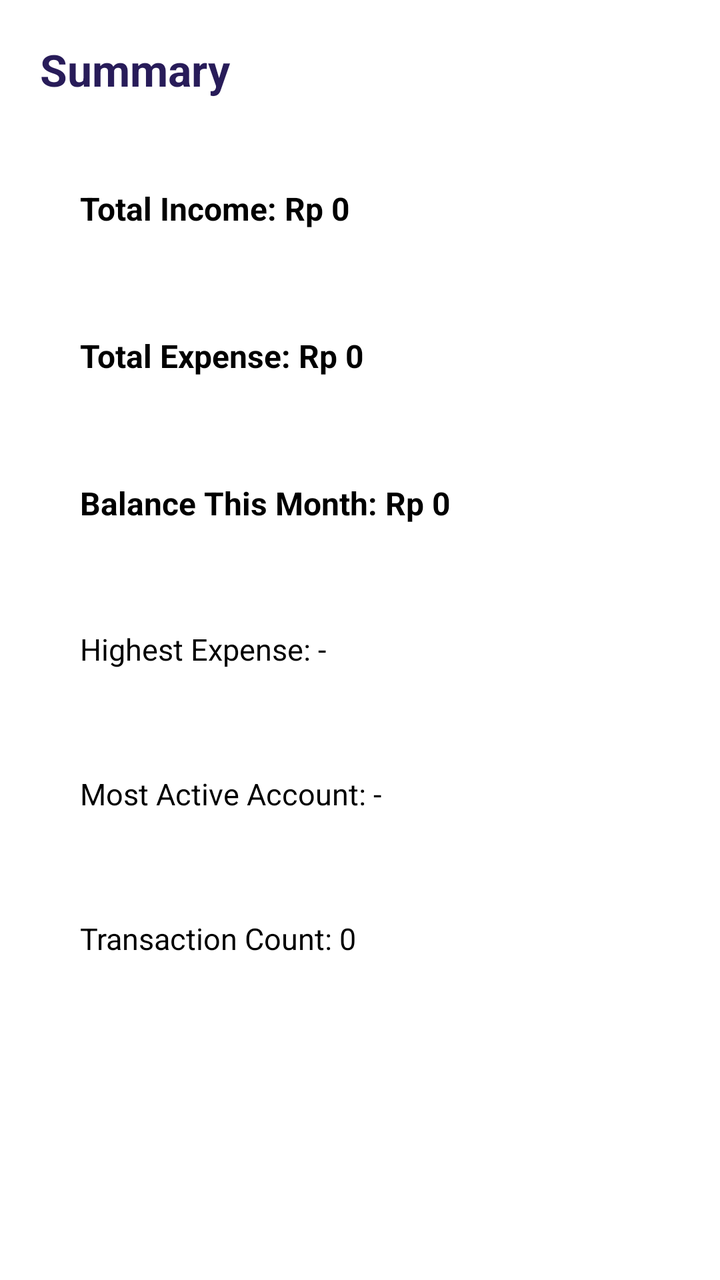
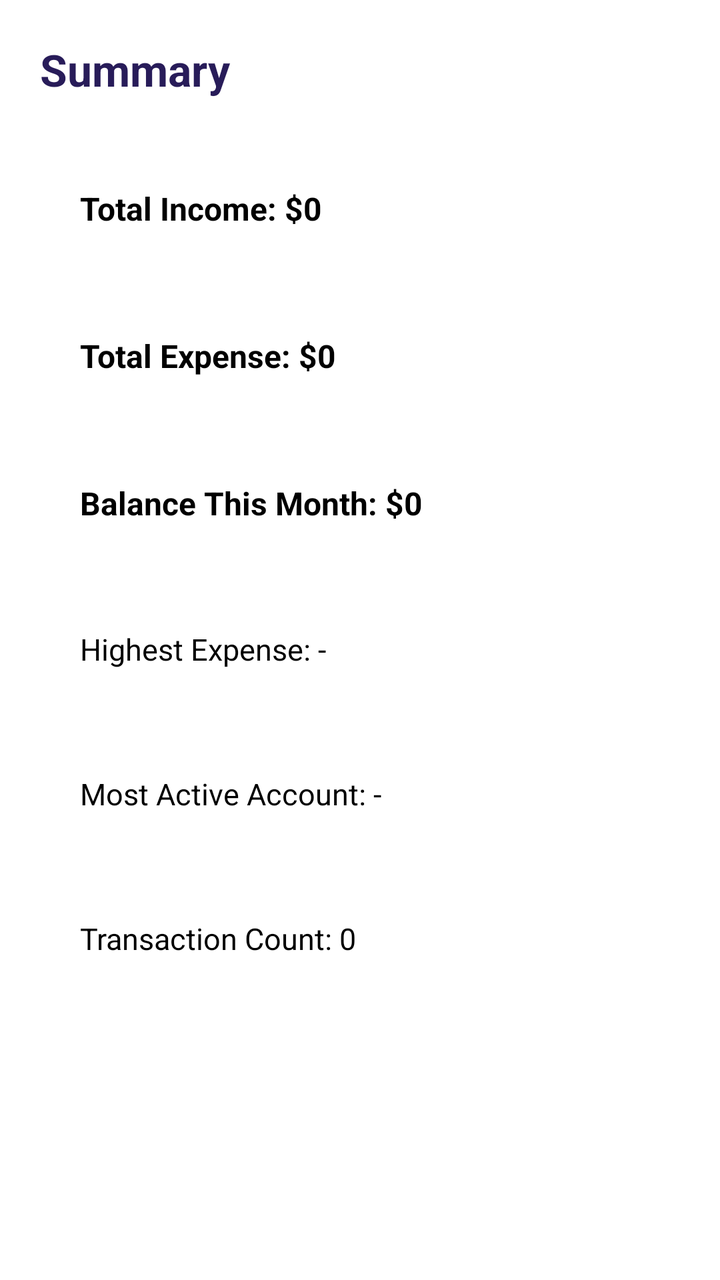

Compare the two renders of this Android layout. The source of the first and the diff that turns it into the second are given below.
<!-- AndroidManifest.xml: application theme Theme.ExpenseManager -->
<!-- res/layout/fragment_summary.xml -->
<?xml version="1.0" encoding="utf-8"?>
<ScrollView xmlns:android="http://schemas.android.com/apk/res/android"
    xmlns:app="http://schemas.android.com/apk/res-auto"
    android:layout_width="match_parent"
    android:layout_height="match_parent"
    android:background="@color/white">

    <LinearLayout
        android:layout_width="match_parent"
        android:layout_height="wrap_content"
        android:orientation="vertical"
        android:padding="20dp">

        <TextView
            android:layout_width="match_parent"
            android:layout_height="wrap_content"
            android:text="Summary"
            android:textSize="22sp"
            android:textStyle="bold"
            android:textColor="@color/blue"
            android:layout_marginBottom="24dp" />

        
        <androidx.cardview.widget.CardView
            android:layout_width="match_parent"
            android:layout_height="wrap_content"
            android:layout_marginBottom="12dp"
            app:cardCornerRadius="8dp"
            app:cardElevation="0dp">
            <TextView
                android:id="@+id/summaryIncome"
                android:layout_width="match_parent"
                android:layout_height="wrap_content"
                android:text="Total Income: Rp 0"
                android:textSize="16sp"
                android:textStyle="bold"
                android:textColor="#000"
                android:padding="20dp" />
        </androidx.cardview.widget.CardView>

        
        <androidx.cardview.widget.CardView
            android:layout_width="match_parent"
            android:layout_height="wrap_content"
            android:layout_marginBottom="12dp"
            app:cardCornerRadius="8dp"
            app:cardElevation="0dp">
            <TextView
                android:id="@+id/summaryExpense"
                android:layout_width="match_parent"
                android:layout_height="wrap_content"
                android:text="Total Expense: Rp 0"
                android:textSize="16sp"
                android:textStyle="bold"
                android:textColor="#000"
                android:padding="20dp" />
        </androidx.cardview.widget.CardView>

        
        <androidx.cardview.widget.CardView
            android:layout_width="match_parent"
            android:layout_height="wrap_content"
            android:layout_marginBottom="12dp"
            app:cardCornerRadius="8dp"
            app:cardElevation="0dp">
            <TextView
                android:id="@+id/summaryBalance"
                android:layout_width="match_parent"
                android:layout_height="wrap_content"
                android:text="Balance This Month: Rp 0"
                android:textSize="16sp"
                android:textStyle="bold"
                android:textColor="@color/black"
                android:padding="20dp" />
        </androidx.cardview.widget.CardView>

        
        <androidx.cardview.widget.CardView
            android:layout_width="match_parent"
            android:layout_height="wrap_content"
            android:layout_marginBottom="12dp"
            app:cardCornerRadius="8dp"
            app:cardElevation="0dp">
            <TextView
                android:id="@+id/summaryTopCategory"
                android:layout_width="match_parent"
                android:layout_height="wrap_content"
                android:text="Highest Expense: -"
                android:textSize="15sp"
                android:textColor="@color/black"
                android:padding="20dp" />
        </androidx.cardview.widget.CardView>

        
        <androidx.cardview.widget.CardView
            android:layout_width="match_parent"
            android:layout_height="wrap_content"
            android:layout_marginBottom="12dp"
            app:cardCornerRadius="8dp"
            app:cardElevation="0dp">
            <TextView
                android:id="@+id/summaryTopAccount"
                android:layout_width="match_parent"
                android:layout_height="wrap_content"
                android:text="Most Active Account: -"
                android:textSize="15sp"
                android:textColor="@color/black"
                android:padding="20dp" />
        </androidx.cardview.widget.CardView>

        
        <androidx.cardview.widget.CardView
            android:layout_width="match_parent"
            android:layout_height="wrap_content"
            app:cardCornerRadius="8dp"
            app:cardElevation="0dp">
            <TextView
                android:id="@+id/summaryTxCount"
                android:layout_width="match_parent"
                android:layout_height="wrap_content"
                android:text="Transaction Count: 0"
                android:textSize="15sp"
                android:textColor="@color/black"
                android:padding="20dp" />
        </androidx.cardview.widget.CardView>

    </LinearLayout>
</ScrollView>
<!-- resources referenced by this layout -->
<resources>
  <color name="black">#FF000000</color>
  <color name="blue">#281C59</color>
  <color name="white">#FFFFFFFF</color>
  <style name="Theme.ExpenseManager" parent="Base.Theme.ExpenseManager" />
  <style name="Base.Theme.ExpenseManager" parent="Theme.Material3.DayNight.NoActionBar">
          
          
          <item name="colorPrimary">@color/blue</item>
      </style>
</resources>

<!-- the commit's change to res/layout/fragment_summary.xml (unified diff, before → after) -->
@@ -31,7 +31,7 @@
                 android:id="@+id/summaryIncome"
                 android:layout_width="match_parent"
                 android:layout_height="wrap_content"
-                android:text="Total Income: Rp 0"
+                android:text="Total Income: $0"
                 android:textSize="16sp"
                 android:textStyle="bold"
                 android:textColor="#000"
@@ -49,7 +49,7 @@
                 android:id="@+id/summaryExpense"
                 android:layout_width="match_parent"
                 android:layout_height="wrap_content"
-                android:text="Total Expense: Rp 0"
+                android:text="Total Expense: $0"
                 android:textSize="16sp"
                 android:textStyle="bold"
                 android:textColor="#000"
@@ -67,7 +67,7 @@
                 android:id="@+id/summaryBalance"
                 android:layout_width="match_parent"
                 android:layout_height="wrap_content"
-                android:text="Balance This Month: Rp 0"
+                android:text="Balance This Month: $0"
                 android:textSize="16sp"
                 android:textStyle="bold"
                 android:textColor="@color/black"
